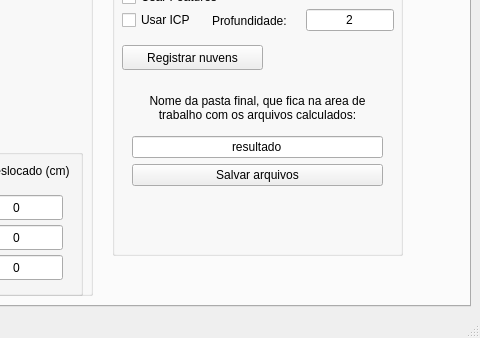
This is handset_gui/ui/main_window.ui in viniciusvidal2/Cameras_GRIn as Qt 5 draws it before an edit; both pictures show x 639 to 1119 and y 360 to 698 of the 1119 by 698 pixel window. The edited form follows.
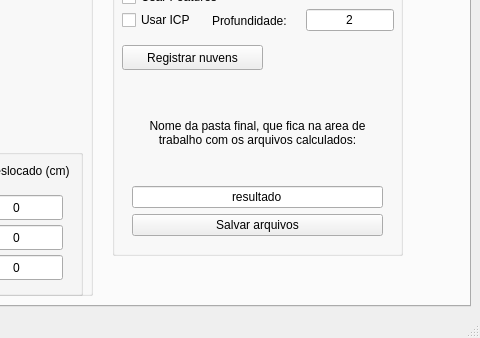
This is the edited form. The open tabs and pages were chosen to show the change. Icons and pictures are not drawn.

```diff
--- a/handset_gui/ui/main_window.ui
+++ b/handset_gui/ui/main_window.ui
@@ -1076,7 +1076,7 @@
            <x>20</x>
            <y>130</y>
            <width>251</width>
-           <height>101</height>
+           <height>151</height>
           </rect>
          </property>
          <layout class="QVBoxLayout" name="verticalLayout_3">
```
Left out of the diff: 2 changed lines with no effect on the pictures.
